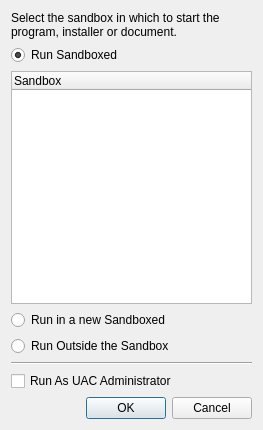
sandboxie-plus/Sandboxie, file SandboxiePlus/SandMan/Forms/SelectBoxWindow.ui: the form before one commit.
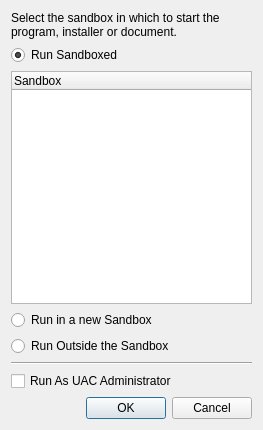
The form after the commit.

What changed in the file:
```diff
--- a/SandboxiePlus/SandMan/Forms/SelectBoxWindow.ui
+++ b/SandboxiePlus/SandMan/Forms/SelectBoxWindow.ui
@@ -94,7 +94,7 @@
      <item row="3" column="0">
       <widget class="QRadioButton" name="radBoxedNew">
        <property name="text">
-        <string>Run in a new Sandboxed</string>
+        <string>Run in a new Sandbox</string>
        </property>
        <property name="checked">
         <bool>false</bool>
```
